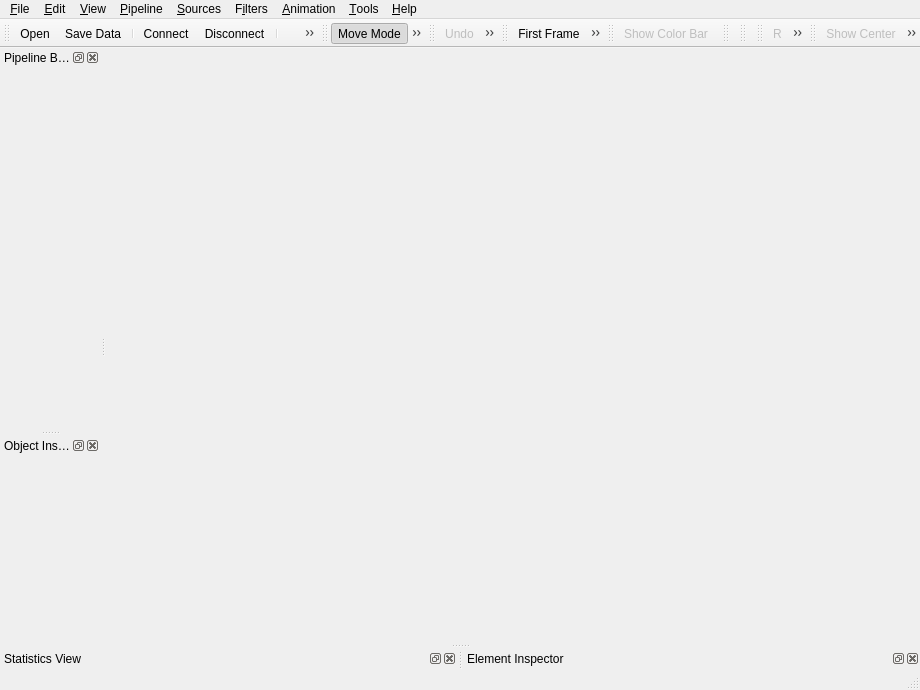
wildmichael/ParaView3-enhancements-old, file Applications/Client/MainWindow.ui: the form before one commit.
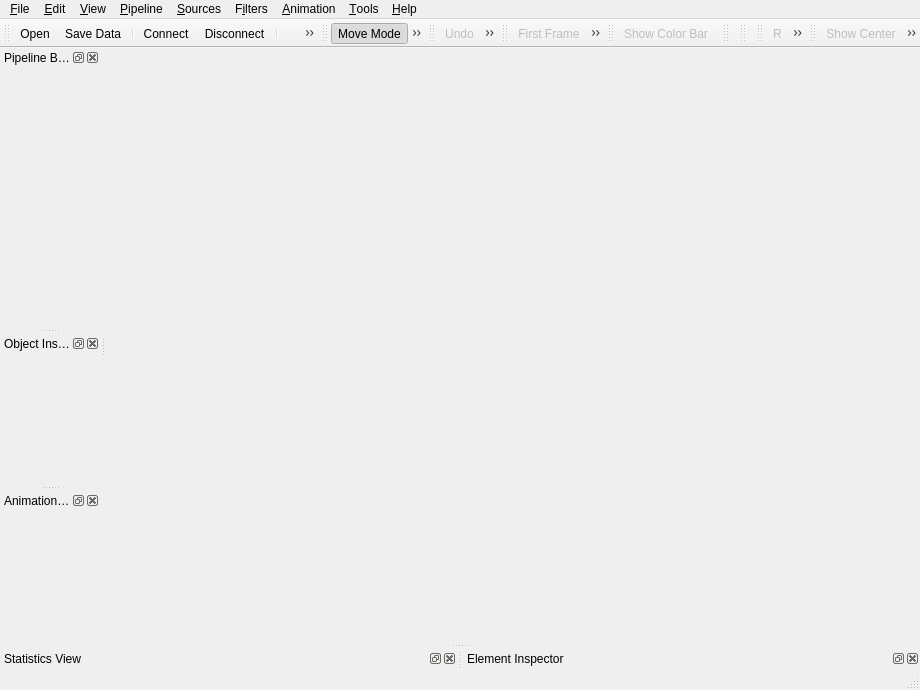
The form after the commit. Icons and pictures are not drawn.

Commit message: ENH: Adding Animation interface. It is now possible to create keyframe animations. VCR control uses the actual animation subsystem to play animations. Currently, animations reader time is not available, it will be included once the notion of global time is added.

```diff
--- a/Applications/Client/MainWindow.ui
+++ b/Applications/Client/MainWindow.ui
@@ -405,6 +405,15 @@
    <addaction name="actionShowCenterAxes" />
    <addaction name="actionResetCenter" />
   </widget>
+  <widget class="QDockWidget" name="animationPanelDock" >
+   <property name="windowTitle" >
+    <string>Animation Panel</string>
+   </property>
+   <attribute name="dockWidgetArea" >
+    <number>1</number>
+   </attribute>
+   <widget class="QWidget" name="dockWidgetContents" />
+  </widget>
   <action name="actionFileOpen" >
    <property name="icon" >
     <iconset resource="../../Qt/Components/Resources/pqComponents.qrc" >:/pqWidgets/Icons/pqOpen22.png</iconset>
@@ -487,6 +496,9 @@
    </property>
   </action>
   <action name="actionVCRPreviousFrame" >
+   <property name="enabled" >
+    <bool>false</bool>
+   </property>
    <property name="icon" >
     <iconset resource="../../Qt/Components/Resources/pqComponents.qrc" >:/pqWidgets/Icons/pqVcrBack22.png</iconset>
    </property>
@@ -495,6 +507,9 @@
    </property>
   </action>
   <action name="actionVCRFirstFrame" >
+   <property name="enabled" >
+    <bool>false</bool>
+   </property>
    <property name="icon" >
     <iconset resource="../../Qt/Components/Resources/pqComponents.qrc" >:/pqWidgets/Icons/pqVcrFirst22.png</iconset>
    </property>
@@ -503,6 +518,9 @@
    </property>
   </action>
   <action name="actionVCRNextFrame" >
+   <property name="enabled" >
+    <bool>false</bool>
+   </property>
    <property name="icon" >
     <iconset resource="../../Qt/Components/Resources/pqComponents.qrc" >:/pqWidgets/Icons/pqVcrForward22.png</iconset>
    </property>
@@ -511,6 +529,9 @@
    </property>
   </action>
   <action name="actionVCRLastFrame" >
+   <property name="enabled" >
+    <bool>false</bool>
+   </property>
    <property name="icon" >
     <iconset resource="../../Qt/Components/Resources/pqComponents.qrc" >:/pqWidgets/Icons/pqVcrLast22.png</iconset>
    </property>
@@ -668,6 +689,9 @@
    </property>
   </action>
   <action name="actionVCRPlay" >
+   <property name="enabled" >
+    <bool>false</bool>
+   </property>
    <property name="icon" >
     <iconset resource="../../Qt/Components/Resources/pqComponents.qrc" >:/pqWidgets/Icons/pqVcrPlay22.png</iconset>
    </property>
```
Left out of the diff: 48 changed lines with no effect on the pictures. The commit also changes 41 other files.
